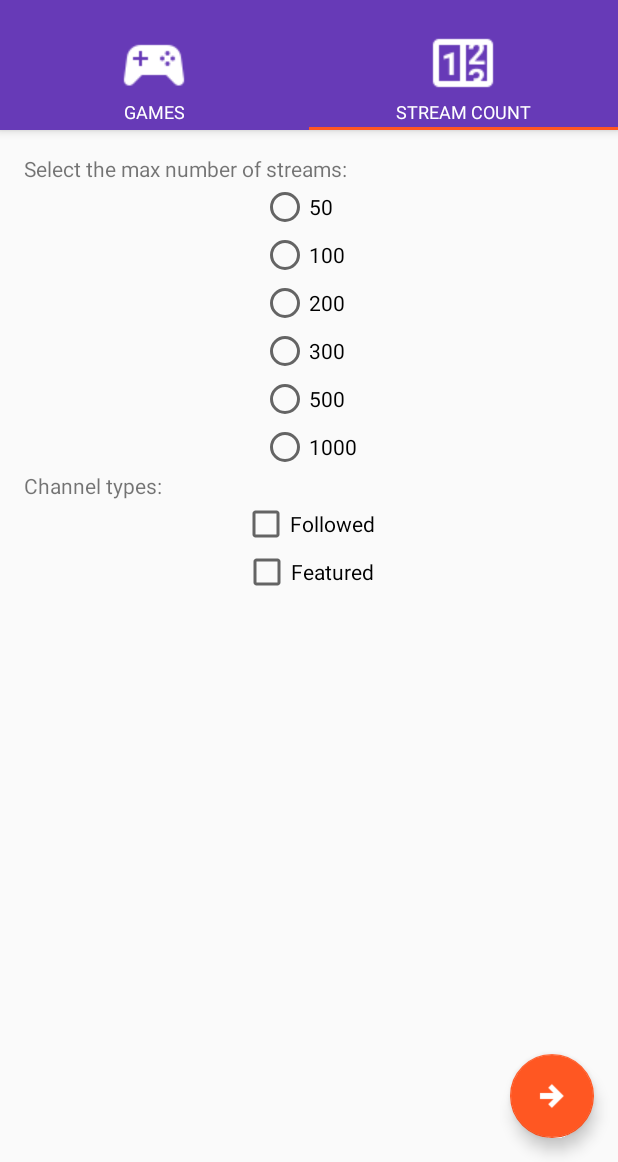
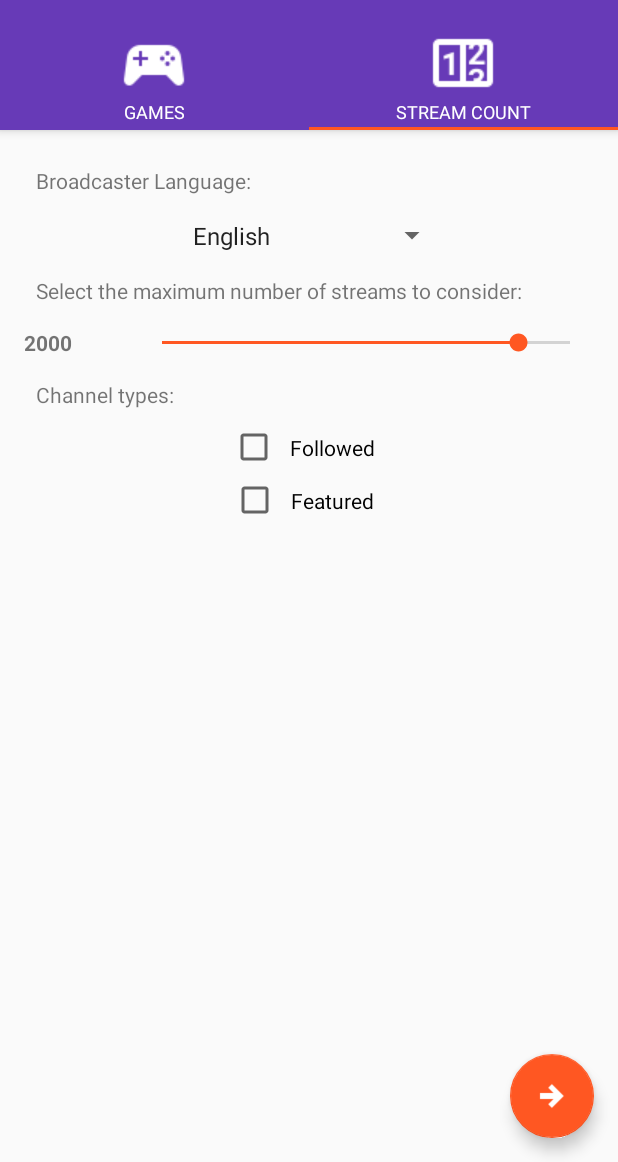
Before and after one commit to Simon-Kaz/streamRoulette, an Android app: the screen it shows after launch (MainActivity), tab 2 chosen, on a phone screen of 412 x 824 dp, the part 74-1236 px from its top. Run offline under Robolectric (Android 15) with nearby library versions, the phone set to English and light mode, and no system bars; our stand-ins replace Picasso; libraries missing offline, so code that uses them is left out: com.crashlytics.android, io.fabric.sdk; pictures from the network do not load; 1 statement that could not run was skipped.

Commit message:
Replaced radio buttons with seekbar with custom values, added language selection

```diff
--- a/app/src/main/java/org/simonsays/strimroulette/fragment/CountFragment.java
+++ b/app/src/main/java/org/simonsays/strimroulette/fragment/CountFragment.java
@@ -6,6 +6,11 @@ import android.support.v4.app.Fragment;
 import android.view.LayoutInflater;
 import android.view.View;
 import android.view.ViewGroup;
+import android.widget.ArrayAdapter;
+
+import android.widget.SeekBar;
+import android.widget.Spinner;
+import android.widget.TextView;
 
 import org.simonsays.strimroulette.R;
 
@@ -14,6 +19,9 @@ import org.simonsays.strimroulette.R;
  * A simple {@link Fragment} subclass.
  */
 public class CountFragment extends Fragment {
+
+    TextView seekbar_textView;
+    SeekBar seekBar;
 
 
     public CountFragment() {
@@ -25,7 +33,76 @@ public class CountFragment extends Fragment {
     public View onCreateView(LayoutInflater inflater, ViewGroup container,
                              Bundle savedInstanceState) {
         // Inflate the layout for this fragment
-        return inflater.inflate(R.layout.fragment_count, container, false);
+        View rootView = inflater.inflate(R.layout.fragment_count, container, false);
+        setupLanguagesSpinner(rootView);
+        setupSeekBar(rootView);
+
+        return rootView;
     }
 
+    private void setupLanguagesSpinner(View rootView) {
+        // Set the language array for the spinner/dropdown
+        Spinner spinner = (Spinner) rootView.findViewById(R.id.language_spinner);
+        ArrayAdapter<CharSequence> langAdapter = ArrayAdapter.createFromResource(
+                getActivity(), R.array.languages_array, android.R.layout.simple_spinner_item);
+        langAdapter.setDropDownViewResource(android.R.layout.simple_spinner_dropdown_item);
+        spinner.setAdapter(langAdapter);
+        // using index in the array, set default to English
+        spinner.setSelection(2, true);
+    }
+
+    public void setupSeekBar(View rootView) {
+        seekBar = (SeekBar) rootView.findViewById(R.id.stream_count_seek_bar);
+        seekbar_textView = (TextView) rootView.findViewById(R.id.Seekbar_value_textview);
+
+        seekBar.setMax(8);
+        // set default value to 2000
+        seekBar.setProgress(7);
+        seekbar_textView.setText(String.valueOf(2000));
+
+        seekBar.setOnSeekBarChangeListener(new SeekBar.OnSeekBarChangeListener() {
+            @Override
+            public void onProgressChanged(SeekBar seekBar, int progress, boolean fromUser) {
+                switch (progress) {
+                    case 0:
+                        seekbar_textView.setText(String.valueOf(10));
+                        break;
+                    case 1:
+                        seekbar_textView.setText(String.valueOf(25));
+                        break;
+                    case 2:
+                        seekbar_textView.setText(String.valueOf(50));
+                        break;
+                    case 3:
+                        seekbar_textView.setText(String.valueOf(100));
+                        break;
+                    case 4:
+                        seekbar_textView.setText(String.valueOf(200));
+                        break;
+                    case 5:
+                        seekbar_textView.setText(String.valueOf(500));
+                        break;
+                    case 6:
+                        seekbar_textView.setText(String.valueOf(1000));
+                        break;
+                    case 7:
+                        seekbar_textView.setText(String.valueOf(2000));
+                        break;
+                    case 8:
+                        seekbar_textView.setText("MAX");
+                        break;
+                }
+            }
+
+            @Override
+            public void onStartTrackingTouch(SeekBar seekBar) {
+
+            }
+
+            @Override
+            public void onStopTrackingTouch(SeekBar seekBar) {
+
+            }
+        });
+    }
 }
--- a/app/src/main/res/layout/fragment_count.xml
+++ b/app/src/main/res/layout/fragment_count.xml
@@ -2,69 +2,71 @@
     xmlns:tools="http://schemas.android.com/tools"
     android:layout_width="match_parent"
     android:layout_height="match_parent"
+    android:focusableInTouchMode="true"
     android:orientation="vertical"
     android:padding="16dp"
     tools:context=".fragment.CountFragment">
 
     <TextView
-        android:layout_width="match_parent"
-        android:layout_height="wrap_content"
-        android:text="@string/count_fragment_title" />
-
-    <RadioGroup
-        android:id="@+id/stream_count_group"
         android:layout_width="wrap_content"
         android:layout_height="wrap_content"
-        android:layout_gravity="center">
+        android:padding="8dp"
+        android:text="Broadcaster Language:" />
 
-        <RadioButton
-            android:id="@+id/stream_count_top_50"
-            android:layout_width="wrap_content"
-            android:layout_height="wrap_content"
-            android:text="50"/>
-
-        <RadioButton
-            android:id="@+id/stream_count_top_100"
-            android:layout_width="wrap_content"
-            android:layout_height="wrap_content"
-            android:text="100"/>
-        <RadioButton
-            android:id="@+id/stream_count_top_200"
-            android:layout_width="wrap_content"
-            android:layout_height="wrap_content"
-            android:text="200"/>
-        <RadioButton
-            android:id="@+id/stream_count_top_300"
-            android:layout_width="wrap_content"
-            android:layout_height="wrap_content"
-            android:text="300"/>
-        <RadioButton
-            android:id="@+id/stream_count_top_500"
-            android:layout_width="wrap_content"
-            android:layout_height="wrap_content"
-            android:text="500"/>
-        <RadioButton
-            android:id="@+id/stream_count_top_1000"
-            android:layout_width="wrap_content"
-            android:layout_height="wrap_content"
-            android:text="1000"/>
-
-    </RadioGroup>
+    <Spinner
+        android:id="@+id/language_spinner"
+        android:layout_width="wrap_content"
+        android:layout_height="wrap_content"
+        android:layout_gravity="center"
+        android:padding="8dp" />
 
     <TextView
         android:layout_width="wrap_content"
         android:layout_height="wrap_content"
-        android:text="Channel types:"/>
-    <CheckBox
-        android:layout_gravity="center_horizontal"
+        android:padding="8dp"
+        android:text="Select the maximum number of streams to consider:" />
+
+    <LinearLayout
+        android:layout_width="match_parent"
+        android:layout_height="wrap_content"
+        android:orientation="horizontal">
+
+        <TextView
+            android:id="@+id/Seekbar_value_textview"
+            android:layout_width="0dp"
+            android:layout_height="wrap_content"
+            android:layout_gravity="center"
+            android:layout_weight="1"
+            android:text=""
+            android:textStyle="bold"/>
+
+        <android.support.v7.widget.AppCompatSeekBar
+            android:id="@+id/stream_count_seek_bar"
+            android:layout_width="0dp"
+            android:layout_height="wrap_content"
+            android:layout_weight="4"
+            android:padding="8dp" />
+
+    </LinearLayout>
+
+    <TextView
         android:layout_width="wrap_content"
         android:layout_height="wrap_content"
-        android:text="Followed"/>
+        android:padding="8dp"
+        android:text="Channel types:" />
 
     <CheckBox
-        android:layout_gravity="center_horizontal"
         android:layout_width="wrap_content"
         android:layout_height="wrap_content"
-        android:text="Featured"/>
+        android:layout_gravity="center_horizontal"
+        android:padding="8dp"
+        android:text="Followed" />
+
+    <CheckBox
+        android:layout_width="wrap_content"
+        android:layout_height="wrap_content"
+        android:layout_gravity="center_horizontal"
+        android:padding="8dp"
+        android:text="Featured" />
 
 </LinearLayout>
--- /dev/null
+++ b/app/src/main/res/values/languages.xml
@@ -0,0 +1,27 @@
+<?xml version="1.0" encoding="utf-8"?>
+<resources>
+    <string-array name="languages_array">
+        <item>Dansk</item>
+        <item>Deutsch</item>
+        <item>English</item>
+        <item>Español</item>
+        <item>Español - México</item>
+        <item>Français</item>
+        <item>Italiano</item>
+        <item>Magyar</item>
+        <item>Nederlands</item>
+        <item>Norsk</item>
+        <item>Polski</item>
+        <item>Português</item>
+        <item>ês Brasileiro</item>
+        <item>Slovenčina</item>
+        <item>Suomi</item>
+        <item>Svenska</item>
+        <item>iệt</item>
+        <item>Türkçe</item>
+        <item>Čeština</item>
+        <item>Ελληνικά</item>
+        <item>Български</item>
+        <item>Русский</item>
+    </string-array>
+</resources>
```
